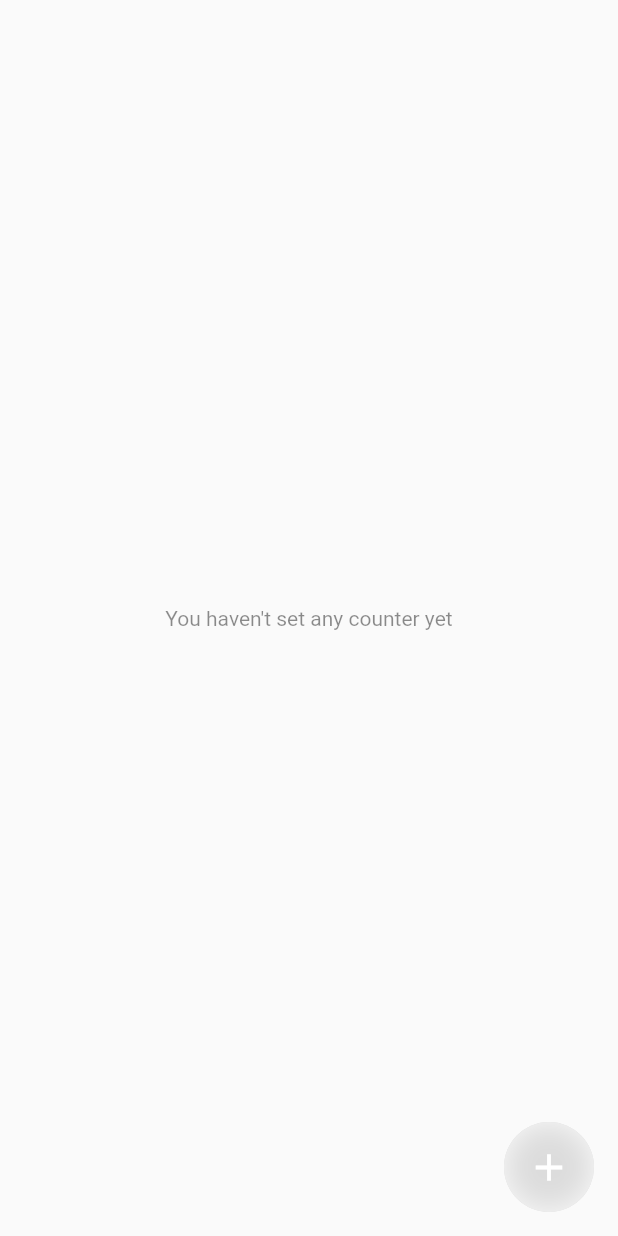
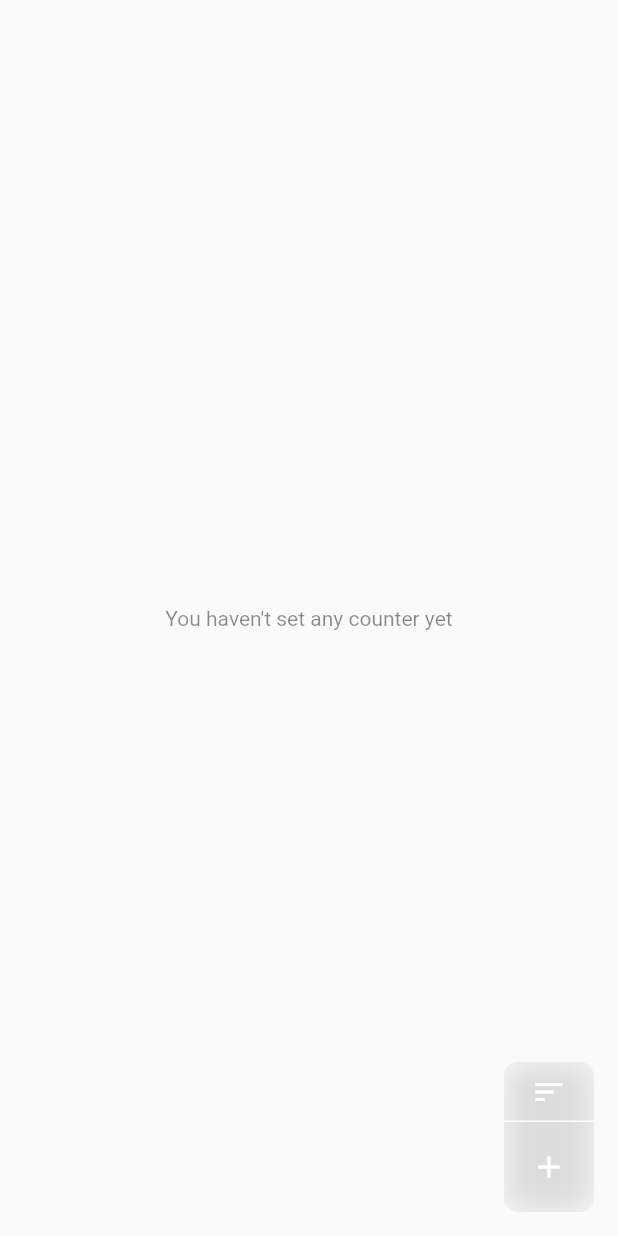
Before and after one commit to kutay-dev/till, a Flutter app: the screen it shows after launch, on a phone screen of 412 x 824 dp. Run offline on Flutter 3.47's test engine with Material 2 defaults, Android fonts, the phone set to English and light mode, and no system bars; our stand-ins replace fluttertoast, get_storage, image_picker, percent_indicator.

Commit message:
add counter sorting and modified floating action buttons

```diff
--- a/lib/main.dart
+++ b/lib/main.dart
@@ -49,6 +49,8 @@ class _MainState extends State<Main> {
 
   PickedFile? selected;
   ValueNotifier<String> selectedPath = ValueNotifier("");
+
+  bool reverseCounters = false;
 
   Future<void> pickImage() async {
     selected = await ImagePicker().getImage(source: ImageSource.gallery);
@@ -106,6 +108,16 @@ class _MainState extends State<Main> {
     setState(() {});
   }
 
+  void sortCounters() {
+    counterObj.sort((a, b) => a["leftt"].compareTo(b["leftt"]));
+    reverseCounters = !reverseCounters;
+    if (reverseCounters) {
+      counterObj = counterObj.reversed.toList();
+    }
+
+    getCounterCards();
+  }
+
   @override
   Widget build(BuildContext context) {
     SystemChrome.setPreferredOrientations([
@@ -115,28 +127,71 @@ class _MainState extends State<Main> {
     size = MediaQuery.of(context).size;
     return Scaffold(
       floatingActionButton: Stack(
-        alignment: Alignment.center,
         children: [
-          BlurFilter(
-            radius: 100,
+          Positioned(
+            bottom: 0,
+            child: BlurFilter(
+              radius: 10,
               sigmaX: 10,
               sigmaY: 10,
               child: Container(
+                decoration: BoxDecoration(
+                  color: Colors.black12,
+                  borderRadius: BorderRadius.circular(10),
+                ),
+                width: 60,
+                height: 100,
+              ),
+            ),
+          ),
+          Column(
+            mainAxisAlignment: MainAxisAlignment.end,
+            children: [
+              Container(
                 decoration: const BoxDecoration(
-                color: Colors.black12,
-                borderRadius: BorderRadius.all(
-                  Radius.circular(200),
+                  borderRadius: BorderRadius.only(
+                    topRight: Radius.circular(10),
+                    topLeft: Radius.circular(10),
+                  ),
+                ),
+                width: 60,
+                height: 40,
+                child: InkWell(
+                  splashColor: Colors.transparent,
+                  highlightColor: Colors.transparent,
+                  onTap: () {
+                    sortCounters();
+                  },
+                  child: const Icon(
+                    Icons.sort,
+                    color: Colors.white,
+                  ),
+                ),
+              ),
+              const SizedBox(
+                  width: 60,
+                  height: 0,
+                  child: Divider(
+                    thickness: 1,
+                    color: Colors.white,
+                  )),
+              Container(
+                decoration: const BoxDecoration(
+                  borderRadius: BorderRadius.only(
+                    bottomRight: Radius.circular(10),
+                    bottomLeft: Radius.circular(10),
                   ),
                 ),
                 width: 60,
                 height: 60,
+                child: InkWell(
+                  splashColor: Colors.transparent,
+                  highlightColor: Colors.transparent,
+                  child: const Icon(
+                    Icons.add,
+                    color: Colors.white,
                   ),
-          ),
-          SizedBox(
-            width: 60,
-            height: 60,
-            child: IconButton(
-              onPressed: () {
+                  onTap: () {
                     showModalBottomSheet(
                       isScrollControlled: true,
                       context: context,
@@ -254,7 +309,8 @@ class _MainState extends State<Main> {
                                         ),
                                         boxShadow: [
                                           BoxShadow(
-                                        color: Colors.black.withOpacity(0.3),
+                                            color:
+                                                Colors.black.withOpacity(0.3),
                                             spreadRadius: 5,
                                             blurRadius: 10,
                                             offset: const Offset(0, 0),
@@ -271,16 +327,20 @@ class _MainState extends State<Main> {
                                                   BorderRadius.circular(20),
                                               child: ValueListenableBuilder(
                                                 valueListenable: selectedPath,
-                                            builder: (context, value, child) {
+                                                builder:
+                                                    (context, value, child) {
                                                   return selected != null
                                                       ? SizedBox(
-                                                      width: double.infinity,
+                                                          width:
+                                                              double.infinity,
                                                           child: Image.file(
                                                             File(value),
                                                             fit: BoxFit.cover,
                                                             colorBlendMode:
-                                                            BlendMode.darken,
-                                                        color: Colors.black12,
+                                                                BlendMode
+                                                                    .darken,
+                                                            color:
+                                                                Colors.black12,
                                                           ),
                                                         )
                                                       : const SizedBox();
@@ -303,7 +363,8 @@ class _MainState extends State<Main> {
                                                 "100%",
                                                 style: TextStyle(
                                                     color: Colors.white,
-                                                fontWeight: FontWeight.bold),
+                                                    fontWeight:
+                                                        FontWeight.bold),
                                               ),
                                             ),
                                           ),
@@ -317,8 +378,10 @@ class _MainState extends State<Main> {
                                                 autofocus: true,
                                                 maxLength: 12,
                                                 textCapitalization:
-                                                TextCapitalization.characters,
-                                            decoration: const InputDecoration(
+                                                    TextCapitalization
+                                                        .characters,
+                                                decoration:
+                                                    const InputDecoration(
                                                   hintText: "TITLE",
                                                   hintStyle: TextStyle(
                                                       color: Colors.white54),
@@ -356,11 +419,9 @@ class _MainState extends State<Main> {
                       },
                     );
                   },
-              icon: const Icon(Icons.add),
-              iconSize: 30,
-              color: Colors.white,
-              splashRadius: 0.1,
                 ),
+              ),
+            ],
           ),
         ],
       ),
```
Lines whose indentation alone changed are shown as unchanged.
